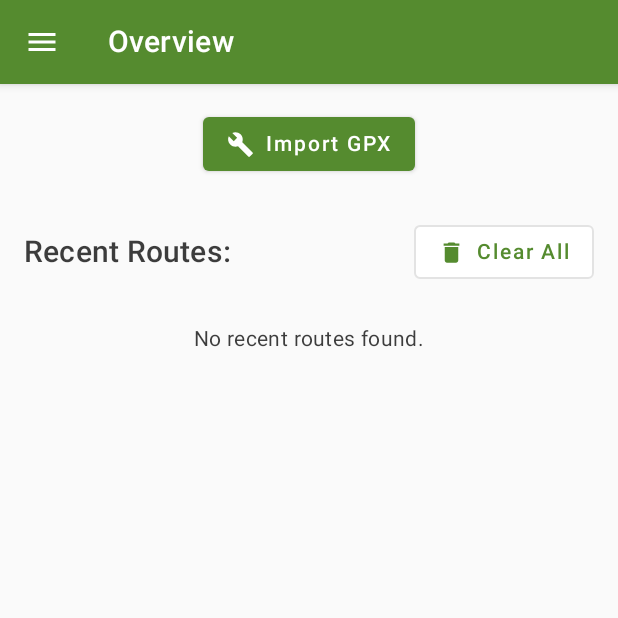
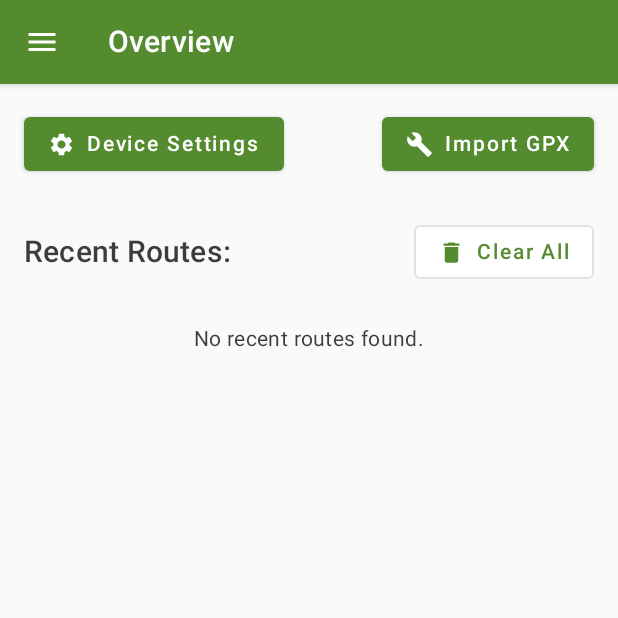
Before and after one commit to pauljohnston2025/breadcrumb-mobile, an Android app built with Jetpack Compose: the screen it shows after launch (MainActivity), on a phone screen of 412 x 824 dp, the top half of it. Run offline under Robolectric (Android 15) with nearby library versions, the phone set to English and light mode, and no system bars; libraries missing offline, so code that uses them is left out: com.garmin.android, com.russhwolf.settings, io.ticofab.androidgpxparser; 4 statements that could not run were skipped.

Commit message:
fix a bunch of issues from real world test
service now runs in forground so it stays active when screen locked (in pocket),
settings page shows long tile servers withoutrender isueswrapping to dispying a really long vertical descritpoin text
added device settings to main page for convenience

```diff
--- a/composeApp/src/androidMain/AndroidManifest.xml
+++ b/composeApp/src/androidMain/AndroidManifest.xml
@@ -3,6 +3,8 @@
     <uses-permission android:name="android.permission.INTERNET" />
     <uses-permission android:name="android.permission.ACCESS_NETWORK_STATE" />
     <uses-permission android:name="android.permission.POST_NOTIFICATIONS" />
+    <uses-permission android:name="android.permission.FOREGROUND_SERVICE" />
+    <uses-permission android:name="android.permission.FOREGROUND_SERVICE_SPECIAL_USE" />
 
     <application
         android:allowBackup="true"
@@ -73,6 +75,7 @@
 
         </activity>
         <service android:name=".WebServerService"
+            android:foregroundServiceType="specialUse"
             android:exported="false">
         </service>
         <receiver android:name=".ConnectIQMessageReceiver"
--- a/composeApp/src/androidMain/kotlin/com/paul/ConnectIQMessageReceiver.kt
+++ b/composeApp/src/androidMain/kotlin/com/paul/ConnectIQMessageReceiver.kt
@@ -58,7 +58,7 @@ class ConnectIQMessageReceiver : BroadcastReceiver() {
     companion object {
         private const val TAG = "ConnectIQMessageReceiver"
         private const val CHANNEL_ID = "ConnectIQMessageReceiver"
-        private const val NOTIFICATION_ID = 0
+        private const val NOTIFICATION_ID = 1
     }
 
     fun showNotification(context: Context, title: String, message: String) {
--- a/composeApp/src/androidMain/kotlin/com/paul/MainActivity.kt
+++ b/composeApp/src/androidMain/kotlin/com/paul/MainActivity.kt
@@ -5,7 +5,9 @@ import android.content.Context
 import android.content.Intent
 import android.content.pm.PackageManager
 import android.net.Uri
+import android.os.Build
 import android.os.Bundle
+import android.util.Log
 import android.widget.Toast
 import androidx.activity.ComponentActivity
 import androidx.activity.compose.rememberLauncherForActivityResult
@@ -136,8 +138,18 @@ class MainActivity : ComponentActivity() {
             }
         }
 
-        val serviceIntent = Intent(this, WebServerService::class.java)
-        startService(serviceIntent)
+        try {
+            val serviceIntent = Intent(this, WebServerService::class.java)
+            if (Build.VERSION.SDK_INT >= Build.VERSION_CODES.O) {
+                ContextCompat.startForegroundService(this, serviceIntent)
+            } else {
+                this.startService(serviceIntent)
+            }
+        }
+        catch (t: Throwable)
+        {
+            Log.d("stdout", "failed to start service (lets hope its because it's already running) $t")
+        }
     }
 
     override fun onDestroy() {
--- a/composeApp/src/commonMain/kotlin/com/paul/ui/Start.kt
+++ b/composeApp/src/commonMain/kotlin/com/paul/ui/Start.kt
@@ -34,6 +34,7 @@ import androidx.compose.material.icons.Icons
 import androidx.compose.material.icons.filled.Build
 import androidx.compose.material.icons.filled.Close
 import androidx.compose.material.icons.filled.Delete
+import androidx.compose.material.icons.filled.Settings
 import androidx.compose.runtime.Composable
 import androidx.compose.runtime.MutableState
 import androidx.compose.runtime.getValue
@@ -52,7 +53,6 @@ import com.paul.viewmodels.HistoryItem
 import com.paul.viewmodels.StartViewModel
 import kotlinx.datetime.format
 import kotlinx.datetime.format.DateTimeComponents
-import kotlinx.datetime.format.DateTimeFormat
 
 @Composable
 fun Start(
@@ -106,6 +106,21 @@ fun Start(
                 )
             }
 
+            Row(
+                Modifier.fillMaxWidth(),
+//                .padding(vertical = 8.dp, horizontal = 16.dp)
+                horizontalArrangement = Arrangement.SpaceBetween
+            ) {
+                Button(onClick = { viewModel.openDeviceSettings() }) {
+                    Icon(
+                        Icons.Default.Settings,
+                        contentDescription = null,
+                        modifier = Modifier.size(ButtonDefaults.IconSize)
+                    )
+                    Spacer(Modifier.size(ButtonDefaults.IconSpacing))
+                    Text("Device Settings")
+                }
+
                 Button(onClick = { viewModel.pickRoute() }) {
                     Icon(
                         Icons.Default.Build,
@@ -113,7 +128,8 @@ fun Start(
                         modifier = Modifier.size(ButtonDefaults.IconSize)
                     )
                     Spacer(Modifier.size(ButtonDefaults.IconSpacing))
-                Text("Import GPX") // Be more specific?
+                    Text("Import GPX")
+                }
             }
 
             Spacer(modifier = Modifier.height(24.dp))
```
Also changed, not shown: composeApp/src/androidMain/kotlin/com/paul/WebServerService.kt (+66 -1 lines), composeApp/src/commonMain/kotlin/com/paul/ui/DeviceSettings.kt (+50 -31 lines), composeApp/src/commonMain/kotlin/com/paul/viewmodels/DeviceSelector.kt (+6 -1 lines), composeApp/src/commonMain/kotlin/com/paul/viewmodels/DeviceSettings.kt (+7 -6 lines), composeApp/src/commonMain/kotlin/com/paul/viewmodels/Start.kt (+3 -46 lines). Lines whose indentation alone changed are shown as unchanged.
